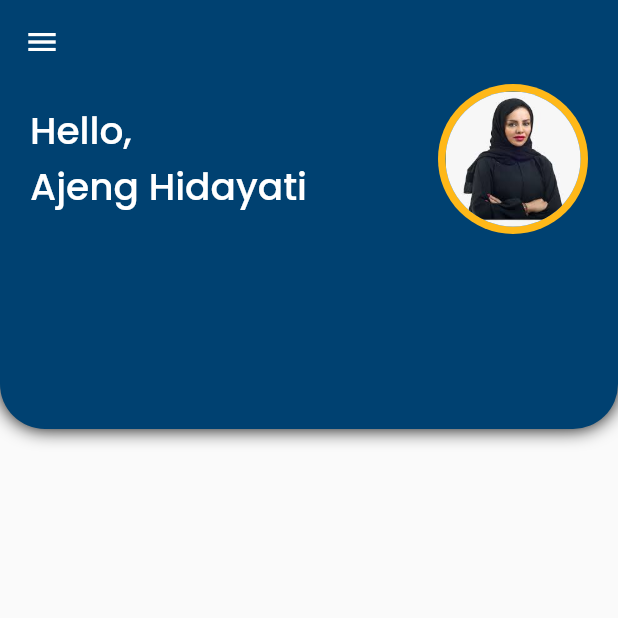
After one commit to FiDiSoft/KamusQ, a Flutter app: the MainPage screen opened directly, on a phone screen of 412 x 824 dp, the top half of it. The commit adds this screen. Run offline on Flutter 3.47's test engine with Material 2 defaults, Android fonts, the phone set to English and light mode, and no system bars; our stand-ins replace email_validator, google_fonts, lottie; missing offline and left inert: flappy_search_bar_ns.

```diff
--- a/lib/main.dart
+++ b/lib/main.dart
@@ -1,7 +1,9 @@
 import 'package:flutter/material.dart';
 import 'package:kamusq/pages/splash_page.dart';
 
-void main() => runApp(MyApp());
+void main() async{
+  runApp(MyApp());
+}
 
 class MyApp extends StatelessWidget {
   const MyApp({ Key? key }) : super(key: key);
--- /dev/null
+++ b/lib/pages/main_page.dart
@@ -0,0 +1,97 @@
+import 'package:flappy_search_bar_ns/flappy_search_bar_ns.dart';
+import 'package:flutter/material.dart';
+import 'package:kamusq/theme.dart';
+
+class MainPage extends StatelessWidget {
+  const MainPage({Key? key}) : super(key: key);
+
+  @override
+  Widget build(BuildContext context) {
+    return Scaffold(
+        appBar: AppBar(backgroundColor: blue,
+        elevation: 0,
+        ),
+        drawer: Drawer(
+          child: ListView(
+            padding: EdgeInsets.zero,
+            children: [
+              DrawerHeader(
+                decoration: BoxDecoration(
+                  color: blue
+                ),
+                child:Row(
+                mainAxisAlignment: MainAxisAlignment.center,
+                children: [
+                  Text('Kamus', style: whiteTextStyle.copyWith(fontSize: 30, fontWeight: bold),),
+                  Text('Q', style: yellowTextStyle.copyWith(fontSize: 30, fontWeight: bold),)
+                ],
+              ),
+              ),
+              ListTile(
+              title: const Text('Profile'),
+              leading:  Icon(Icons.account_circle),
+              minLeadingWidth: 10,
+              onTap: (){
+                Navigator.pop(context);
+              },
+            ),
+            ListTile(
+              title: const Text('Setting'),
+              leading: Icon(Icons.settings),
+              minLeadingWidth: 10,
+              onTap: (){
+                Navigator.pop(context);
+              },
+            ),
+            ListTile(
+              title: const Text('Exit'),
+              leading: Icon(Icons.exit_to_app),
+              minLeadingWidth: 10,
+              onTap: (){
+                Navigator.pop(context);
+              },
+            ),
+            ],
+          )
+        ),
+        body: SafeArea(
+            child: Column(
+              crossAxisAlignment: CrossAxisAlignment.start,
+      children: [
+        Container(
+          height: 230.0,
+          width: double.infinity,
+          decoration: new BoxDecoration(
+            color: blue,
+            boxShadow: [new BoxShadow(blurRadius: 10.0)],
+            borderRadius: new BorderRadius.vertical(
+                bottom: Radius.circular(30),
+          ),
+        ),
+        child: Padding(
+          padding: const EdgeInsets.only(left: 20, right: 20),
+          child: Stack(
+            children: [
+              Row(
+                children: [
+                  Text('Hello, \nAjeng Hidayati', style: whiteTextStyle.copyWith(fontSize: 25, fontWeight: medium),),
+                  Spacer(),
+                  CircleAvatar(
+                    radius: 50,
+                    backgroundColor: yellow,
+                    child: CircleAvatar(
+                      radius: 45,
+                      backgroundImage: AssetImage('assets/women.jpeg'),
+                    ),
+                  )
+                ],
+              ),
+            ],
+          ),
+        ),
+        ),
+
+      ],
+    )));
+  }
+}
--- a/pubspec.yaml
+++ b/pubspec.yaml
@@ -31,6 +31,9 @@ dependencies:
   lottie: ^1.1.0
   google_fonts: ^2.1.0
   email_validator: ^2.0.1
+  flappy_search_bar_ns: ^2.0.2
+  firebase_auth: ^3.1.1
+  firebase_core: ^1.6.0
 
 dev_dependencies:
   flutter_test:
```
Also changed, not shown: assets/women.jpeg (added), pubspec.lock, 3 other files.
